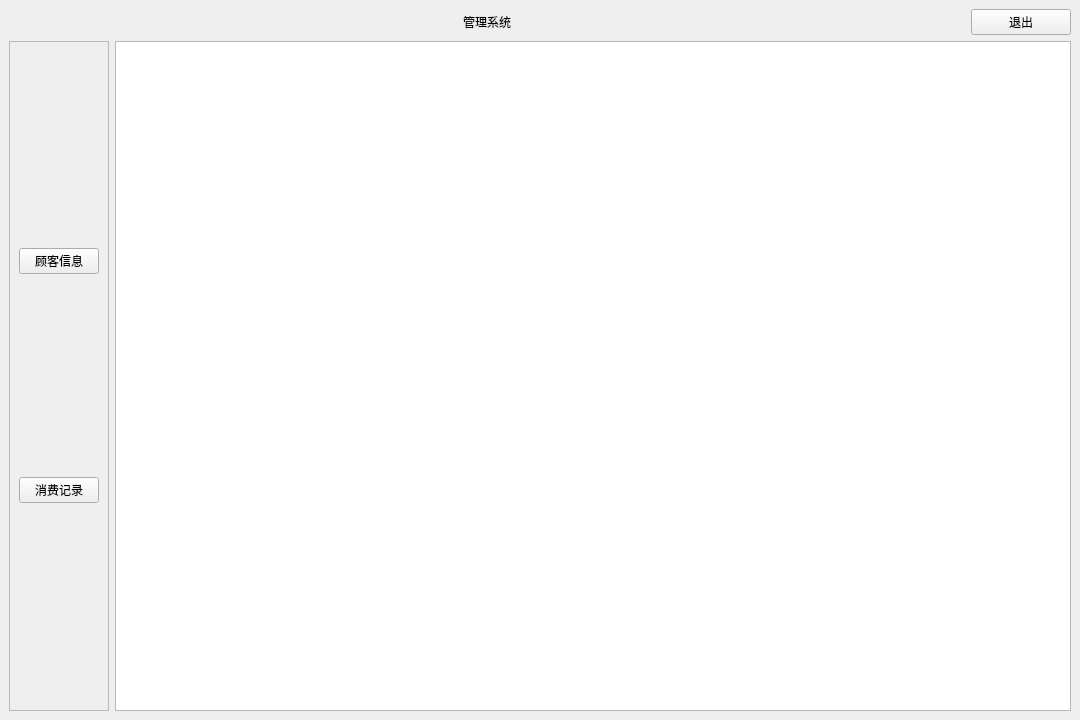
rainlowing/QtCustomerManagementSystem, file mainwindow.ui: the form before one commit.
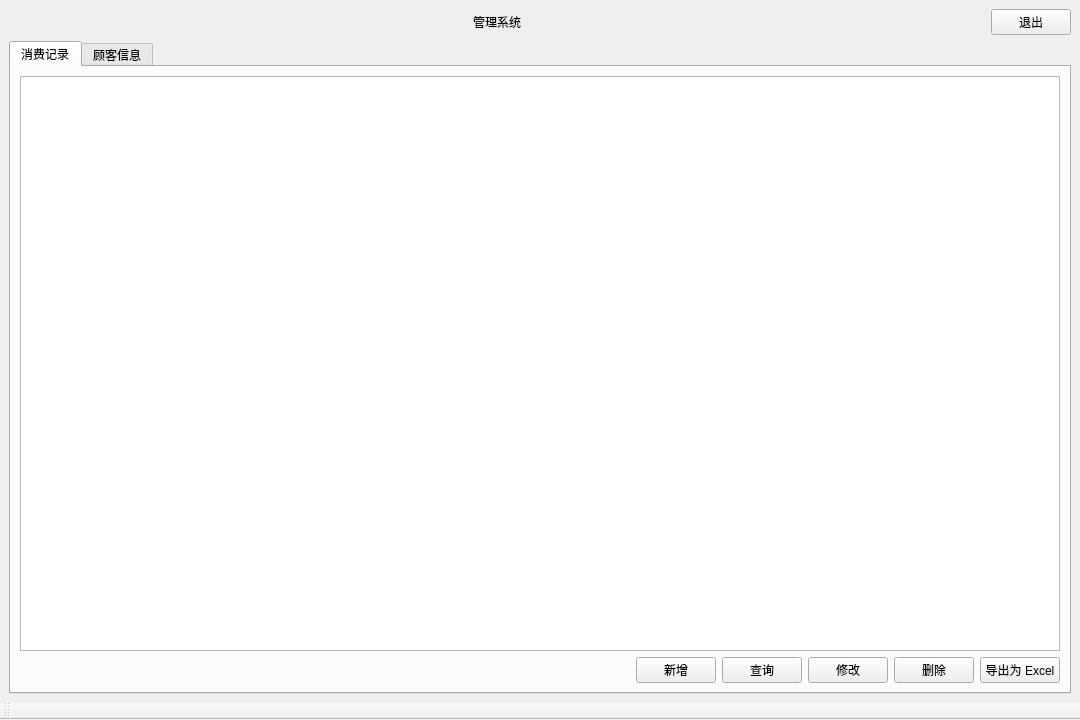
The form after the commit.

What changed in the file:
```diff
--- a/mainwindow.ui
+++ b/mainwindow.ui
@@ -21,7 +21,7 @@
   </property>
   <widget class="QWidget" name="centralwidget">
    <layout class="QGridLayout" name="gridLayout">
-    <item row="0" column="0" colspan="2">
+    <item row="0" column="0">
      <layout class="QHBoxLayout" name="horizontalLayout">
       <item>
        <spacer name="horizontalSpacer">
@@ -56,71 +56,168 @@
         </property>
        </spacer>
       </item>
+      <item>
+       <widget class="QPushButton" name="quitButton">
+        <property name="maximumSize">
+         <size>
+          <width>100</width>
+          <height>16777215</height>
+         </size>
+        </property>
+        <property name="text">
+         <string>退出</string>
+        </property>
+       </widget>
+      </item>
      </layout>
     </item>
-    <item row="0" column="2">
-     <widget class="QPushButton" name="quitButton">
-      <property name="maximumSize">
-       <size>
-        <width>100</width>
-        <height>16777215</height>
-       </size>
-      </property>
-      <property name="text">
-       <string>退出</string>
-      </property>
-     </widget>
-    </item>
-    <item row="1" column="1" colspan="2">
-     <widget class="QTableView" name="tableView">
-      <property name="minimumSize">
-       <size>
-        <width>800</width>
-        <height>0</height>
-       </size>
-      </property>
-     </widget>
-    </item>
     <item row="1" column="0">
-     <widget class="QFrame" name="frame">
-      <property name="minimumSize">
-       <size>
-        <width>100</width>
-        <height>0</height>
-       </size>
+     <widget class="QTabWidget" name="tabWidget">
+      <property name="currentIndex">
+       <number>0</number>
       </property>
-      <property name="maximumSize">
-       <size>
-        <width>100</width>
-        <height>16777215</height>
-       </size>
+      <property name="movable">
+       <bool>true</bool>
       </property>
-      <property name="frameShape">
-       <enum>QFrame::Shape::StyledPanel</enum>
-      </property>
-      <property name="frameShadow">
-       <enum>QFrame::Shadow::Raised</enum>
-      </property>
-      <layout class="QVBoxLayout" name="verticalLayout">
-       <item>
-        <widget class="QPushButton" name="customerButton">
-         <property name="text">
-          <string>顾客信息</string>
-         </property>
-        </widget>
-       </item>
-       <item>
-        <widget class="QPushButton" name="recordButton">
-         <property name="text">
-          <string>消费记录</string>
-         </property>
-        </widget>
-       </item>
-      </layout>
+      <widget class="QWidget" name="consumptionViewTab">
+       <attribute name="title">
+        <string>消费记录</string>
+       </attribute>
+       <layout class="QGridLayout" name="gridLayout_3">
+        <item row="0" column="0">
+         <widget class="QTableView" name="consumptionTableView"/>
+        </item>
+        <item row="1" column="0">
+         <layout class="QHBoxLayout" name="horizontalLayout_3">
+          <item>
+           <spacer name="horizontalSpacer_4">
+            <property name="orientation">
+             <enum>Qt::Orientation::Horizontal</enum>
+            </property>
+            <property name="sizeHint" stdset="0">
+             <size>
+              <width>40</width>
+              <height>20</height>
+             </size>
+            </property>
+           </spacer>
+          </item>
+          <item>
+           <widget class="QPushButton" name="cp_addButton">
+            <property name="text">
+             <string>新增</string>
+            </property>
+           </widget>
+          </item>
+          <item>
+           <widget class="QPushButton" name="cp_searchButton">
+            <property name="text">
+             <string>查询</string>
+            </property>
+           </widget>
+          </item>
+          <item>
+           <widget class="QPushButton" name="cp_updateButton_">
+            <property name="text">
+             <string>修改</string>
+            </property>
+           </widget>
+          </item>
+          <item>
+           <widget class="QPushButton" name="cp_deleteButton">
+            <property name="text">
+             <string>删除</string>
+            </property>
+           </widget>
+          </item>
+          <item>
+           <widget class="QPushButton" name="cp_exportButton">
+            <property name="text">
+             <string>导出为 Excel</string>
+            </property>
+           </widget>
+          </item>
+         </layout>
+        </item>
+       </layout>
+      </widget>
+      <widget class="QWidget" name="customerViewTab">
+       <attribute name="title">
+        <string>顾客信息</string>
+       </attribute>
+       <layout class="QGridLayout" name="gridLayout_2">
+        <item row="0" column="0">
+         <widget class="QTableView" name="customersTableView"/>
+        </item>
+        <item row="1" column="0">
+         <layout class="QHBoxLayout" name="horizontalLayout_2">
+          <item>
+           <spacer name="horizontalSpacer_3">
+            <property name="orientation">
+             <enum>Qt::Orientation::Horizontal</enum>
+            </property>
+            <property name="sizeHint" stdset="0">
+             <size>
+              <width>40</width>
+              <height>20</height>
+             </size>
+            </property>
+           </spacer>
+          </item>
+          <item>
+           <widget class="QPushButton" name="ct_addButton">
+            <property name="text">
+             <string>新增</string>
+            </property>
+           </widget>
+          </item>
+          <item>
+           <widget class="QPushButton" name="ct_searchButton">
+            <property name="text">
+             <string>查询</string>
+            </property>
+           </widget>
+          </item>
+          <item>
+           <widget class="QPushButton" name="ct_updateButton">
+            <property name="text">
+             <string>修改</string>
+            </property>
+           </widget>
+          </item>
+          <item>
+           <widget class="QPushButton" name="ct_deleteButton">
+            <property name="text">
+             <string>删除</string>
+            </property>
+           </widget>
+          </item>
+          <item>
+           <widget class="QPushButton" name="ct_exportButton">
+            <property name="text">
+             <string>导出为 Excel</string>
+            </property>
+           </widget>
+          </item>
+         </layout>
+        </item>
+       </layout>
+      </widget>
      </widget>
     </item>
    </layout>
   </widget>
+  <widget class="QToolBar" name="messageBar">
+   <property name="windowTitle">
+    <string>toolBar</string>
+   </property>
+   <attribute name="toolBarArea">
+    <enum>BottomToolBarArea</enum>
+   </attribute>
+   <attribute name="toolBarBreak">
+    <bool>false</bool>
+   </attribute>
+  </widget>
  </widget>
  <resources/>
  <connections/>
```
